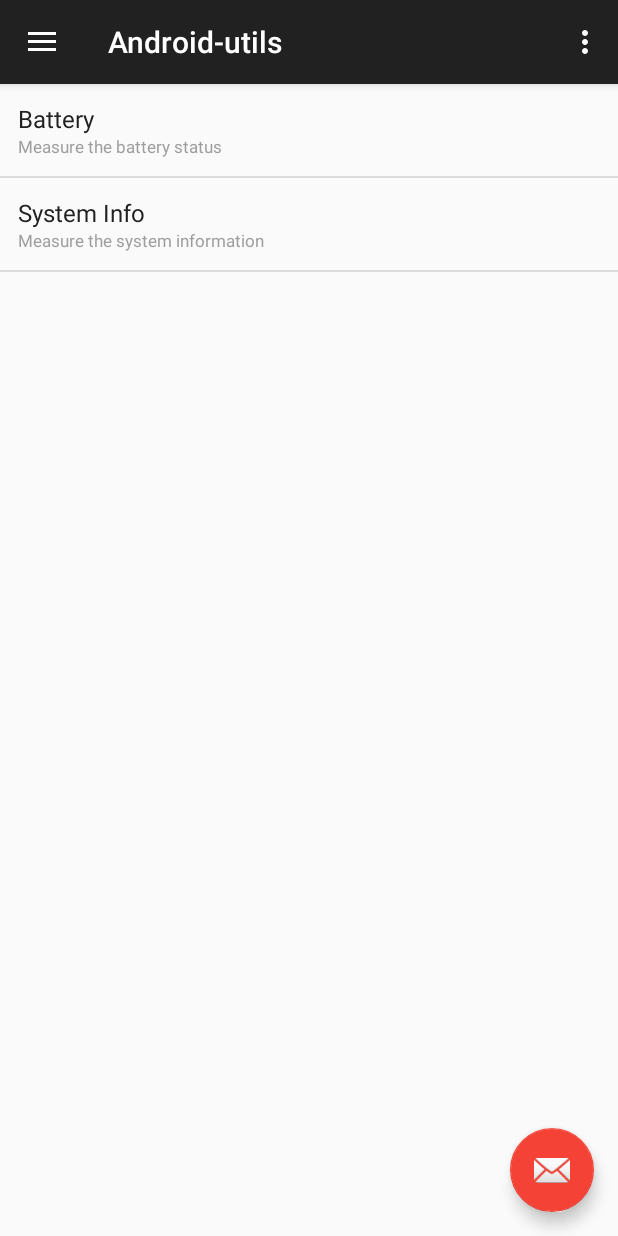
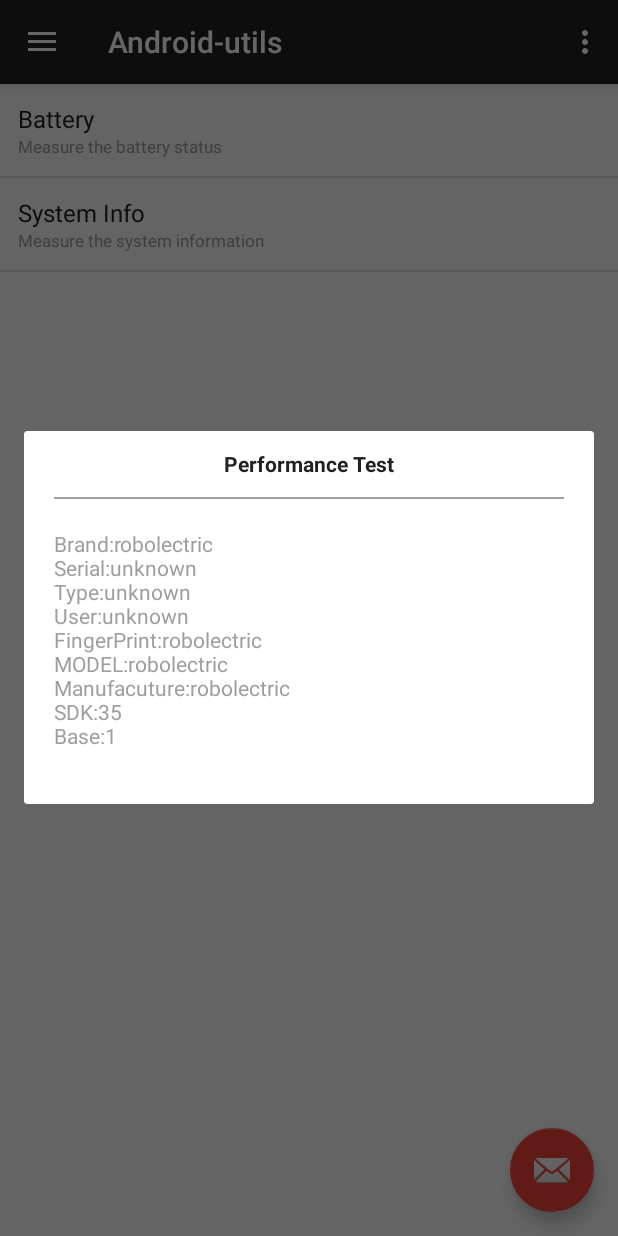
Before and after one commit to app-bootstrap/android-u-should-know, an Android app: the screen it shows after launch (GZHome), after a tap on "System Info", on a phone screen of 412 x 824 dp. Run offline under Robolectric (Android 15) with nearby library versions, the phone set to English and light mode, and no system bars; 4 statements that could not run were skipped.

Commit message:
update local popup fragment utils

```diff
--- a/app/src/main/java/com/gz/android_utils/GZHome.java
+++ b/app/src/main/java/com/gz/android_utils/GZHome.java
@@ -13,14 +13,18 @@ import android.util.Log;
 import android.view.Menu;
 import android.view.MenuItem;
 import android.view.View;
+import android.widget.AdapterView;
+import android.widget.TextView;
 
 import com.google.android.gms.analytics.GoogleAnalytics;
 import com.google.android.gms.analytics.HitBuilders;
 import com.google.android.gms.analytics.Tracker;
 import com.gz.android_utils.config.GZConsts;
 import com.gz.android_utils.demo.GZDemoListViewItem;
+import com.gz.android_utils.hardware.GZBuildInfo;
 import com.gz.android_utils.ui.listview.GZListView;
 import com.gz.android_utils.ui.listview.GZListViewAdapter;
+import com.gz.android_utils.ui.popup.GZPopup;
 
 import java.util.ArrayList;
 import java.util.List;
@@ -31,7 +35,21 @@ public class GZHome extends AppCompatActivity
     /* List view items for each feature */
     private List<GZDemoListViewItem> hardWareControlFeatures;
     private List<GZDemoListViewItem> cacheFeatures;
+    private GZDemoListViewItem.GZDemoListViewItemClickListener listener = new GZDemoListViewItem.GZDemoListViewItemClickListener() {
+        @Override
+        public void onItemClicked(GZDemoListViewItem.GZDemoListViewItemData data) {
+            if (data != null) {
+                if (data.title.equals("Battery")) {
 
+                } else if (data.title.equals("System Info")) {
+                    View view = getLayoutInflater().inflate(R.layout.home_performance_pop, null);
+                    TextView content = (TextView) view.findViewById(R.id.performance_popup_content);
+                    content.setText(GZBuildInfo.getBuildInfoDesc(true));
+                    GZPopup.show(view, GZHome.this, "SystemInfo");
+                }
+            }
+        }
+    };
 
     private GZListViewAdapter adapter = new GZListViewAdapter();
 
@@ -58,6 +76,12 @@ public class GZHome extends AppCompatActivity
         adapter.updateData(hardWareControlFeatures);
         listView.setAdapter(this.adapter);
         listView.setEmptyView(findViewById(R.id.home_demo_list_view_empty));
+        listView.setOnItemClickListener(new AdapterView.OnItemClickListener() {
+            @Override
+            public void onItemClick(AdapterView<?> parent, View view, int position, long id) {
+                listener.onItemClicked(((GZDemoListViewItem)adapter.getItem(position)).data);
+            }
+        });
 
         this.buildFloatAction();
         this.buildDrawerBehaviour();
@@ -119,7 +143,6 @@ public class GZHome extends AppCompatActivity
     /**
      * View Customization
      */
-
     private void buildFloatAction() {
         FloatingActionButton fab = (FloatingActionButton) findViewById(R.id.fab);
         fab.setOnClickListener(new View.OnClickListener() {
--- a/app/src/main/java/com/gz/android_utils/demo/GZDemoListViewItem.java
+++ b/app/src/main/java/com/gz/android_utils/demo/GZDemoListViewItem.java
@@ -20,11 +20,15 @@ import com.gz.android_utils.ui.listview.GZListViewBaseItem;
  */
 public class GZDemoListViewItem extends GZListViewBaseItem {
 
+    public static abstract class GZDemoListViewItemClickListener {
+        public abstract void onItemClicked(GZDemoListViewItemData data);
+    }
+
     /*GZDemoListView item Data structure provided in the structure */
     public static class GZDemoListViewItemData {
-        private String title;
-        private String desc;
-        private Bitmap bitmap;
+        public String title;
+        public String desc;
+        public Bitmap bitmap;
 
         public GZDemoListViewItemData(String title, String desc) {
             this.title = title;
@@ -39,6 +43,7 @@ public class GZDemoListViewItem extends GZListViewBaseItem {
         private ImageView rowIcon;
     }
 
+    public GZDemoListViewItemClickListener listener;
     public GZDemoListViewItemData data;
 
     public GZDemoListViewItem(GZDemoListViewItemData data) {
@@ -72,11 +77,13 @@ public class GZDemoListViewItem extends GZListViewBaseItem {
         GZDemoListViewItemHolder holder = (GZDemoListViewItemHolder) t.getTag();
         holder.titleView.setText(data.title);
         holder.descriptionView.setText(data.desc);
-        //TODO provide bitmap processor & cache
     }
 
     @Override
     protected void onItemClicked() {
         GZAppLogger.d("item clicked");
+        if (listener != null) {
+            listener.onItemClicked(data);
+        }
     }
 }
--- /dev/null
+++ b/app/src/main/java/com/gz/android_utils/hardware/GZBuildInfo.java
@@ -0,0 +1,44 @@
+package com.gz.android_utils.hardware;
+
+import android.os.Build;
+
+import java.util.HashMap;
+import java.util.Map;
+
+/**
+ * created by Zhao Yue, at 27/9/16 - 5:30 PM
+ * for further issue, please contact: zhaoy.samuel@gmail.com
+ */
+public class GZBuildInfo {
+    private static Map<String ,String> buildInfo;
+
+    public static Map<String, String> getBuildInfo() {
+        if (buildInfo == null) {
+            synchronized (GZBuildInfo.class) {
+                buildInfo = new HashMap<>();
+
+                buildInfo.put("Serial",Build.SERIAL);
+                buildInfo.put("MODEL",Build.MODEL);
+                buildInfo.put("Manufacuture",Build.MANUFACTURER);
+                buildInfo.put("Brand",Build.BRAND);
+                buildInfo.put("Type",Build.TYPE);
+                buildInfo.put("User",Build.USER);
+                buildInfo.put("Base", Build.VERSION_CODES.BASE+"");
+                buildInfo.put("SDK",Build.VERSION.SDK+"");
+                buildInfo.put("FingerPrint",Build.FINGERPRINT);
+            }
+        }
+
+        return buildInfo;
+    }
+
+    public static String getBuildInfoDesc(boolean needLineEnd) {
+        getBuildInfo();
+        StringBuilder builder = new StringBuilder();
+        for (String key : buildInfo.keySet()) {
+            builder.append(key).append(":").append(buildInfo.get(key)).append(needLineEnd? "\n":",");
+        }
+
+        return builder.toString();
+    }
+}
--- a/app/src/main/res/layout/home_performance_pop.xml
+++ b/app/src/main/res/layout/home_performance_pop.xml
@@ -24,7 +24,8 @@
         android:id="@+id/performance_popup_content"
         android:layout_width="match_parent"
         android:layout_height="wrap_content"
-        android:gravity="center"
+        android:gravity="center_vertical"
+        android:padding="20dp"
         android:textColor="@color/colorPrimaryDark" />
 
 </LinearLayout>
```
